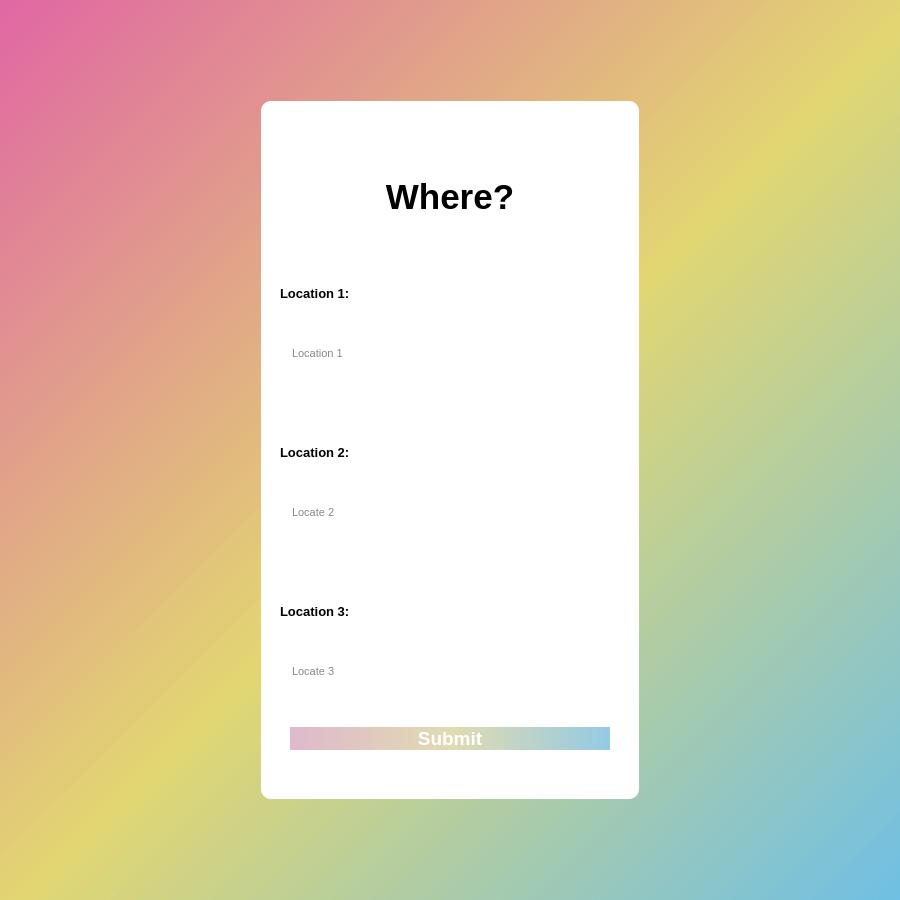
Above: locationTesting.ui from player62/Date-Manger before the change. Below: the same form after it.
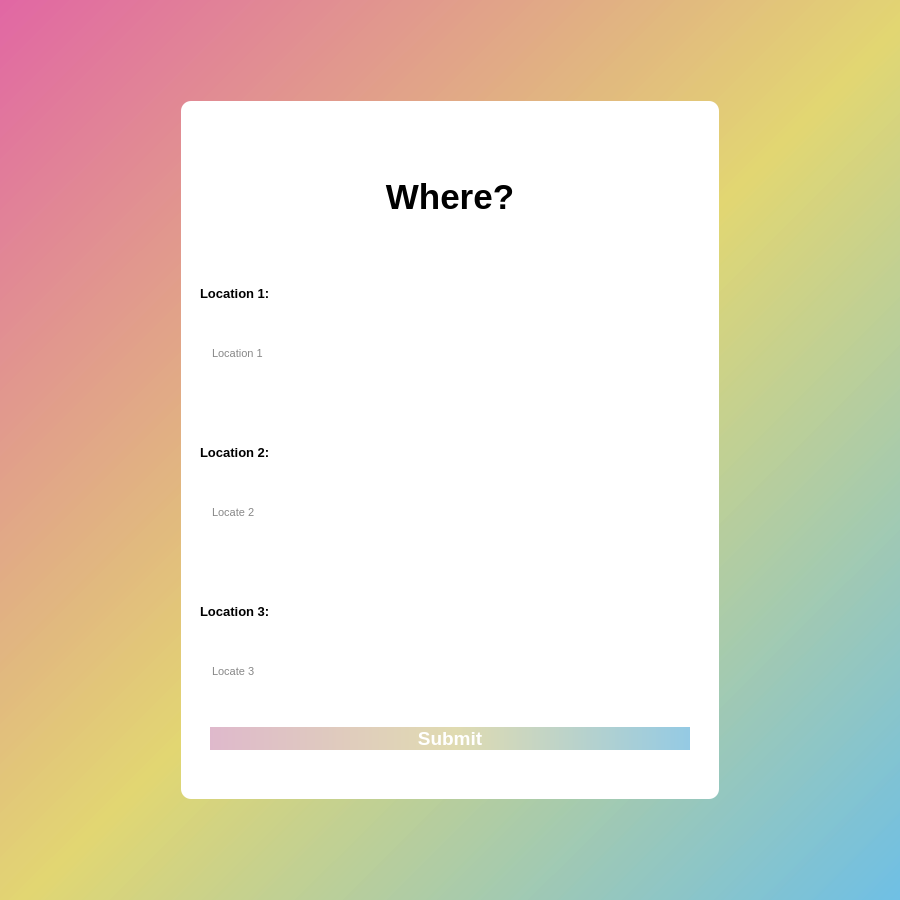
That is the form after the change.

```diff
--- a/locationTesting.ui
+++ b/locationTesting.ui
@@ -20,18 +20,18 @@
    <item row="0" column="0">
     <layout class="QGridLayout" name="gridLayout">
      <property name="leftMargin">
-      <number>250</number>
+      <number>0</number>
      </property>
      <property name="topMargin">
       <number>0</number>
      </property>
      <property name="rightMargin">
-      <number>250</number>
+      <number>0</number>
      </property>
      <property name="bottomMargin">
       <number>0</number>
      </property>
-     <item row="1" column="0">
+     <item row="1" column="1">
       <widget class="QWidget" name="widget" native="true">
        <property name="styleSheet">
         <string notr="true">background-color: rgb(255, 255, 255);
@@ -405,7 +405,7 @@
        </layout>
       </widget>
      </item>
-     <item row="0" column="0">
+     <item row="0" column="1">
       <spacer name="verticalSpacer">
        <property name="orientation">
         <enum>Qt::Vertical</enum>
@@ -421,6 +421,22 @@
        </property>
       </spacer>
      </item>
+     <item row="1" column="0">
+      <spacer name="horizontalSpacer_9">
+       <property name="orientation">
+        <enum>Qt::Horizontal</enum>
+       </property>
+       <property name="sizeType">
+        <enum>QSizePolicy::Minimum</enum>
+       </property>
+       <property name="sizeHint" stdset="0">
+        <size>
+         <width>170</width>
+         <height>20</height>
+        </size>
+       </property>
+      </spacer>
+     </item>
     </layout>
    </item>
    <item row="1" column="0">
@@ -439,6 +455,22 @@
      </property>
     </spacer>
    </item>
+   <item row="0" column="1">
+    <spacer name="horizontalSpacer_10">
+     <property name="orientation">
+      <enum>Qt::Horizontal</enum>
+     </property>
+     <property name="sizeType">
+      <enum>QSizePolicy::Minimum</enum>
+     </property>
+     <property name="sizeHint" stdset="0">
+      <size>
+       <width>170</width>
+       <height>20</height>
+      </size>
+     </property>
+    </spacer>
+   </item>
   </layout>
  </widget>
  <resources/>
```
